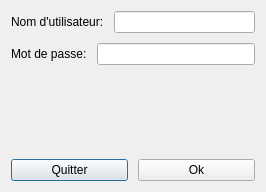
Qt form UserInterface/ui_Files/ConnectionDialog.ui (GuillaumeMajstruk/softOsteo) before a commit.
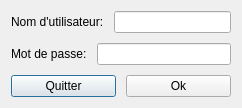
The same form after that commit.

Commit message: udpate from windows

```diff
--- a/UserInterface/ui_Files/ConnectionDialog.ui
+++ b/UserInterface/ui_Files/ConnectionDialog.ui
@@ -9,12 +9,12 @@
    <rect>
     <x>0</x>
     <y>0</y>
-    <width>266</width>
-    <height>192</height>
+    <width>242</width>
+    <height>107</height>
    </rect>
   </property>
   <property name="sizePolicy">
-   <sizepolicy hsizetype="Fixed" vsizetype="Fixed">
+   <sizepolicy hsizetype="Minimum" vsizetype="Minimum">
     <horstretch>0</horstretch>
     <verstretch>0</verstretch>
    </sizepolicy>
@@ -67,19 +67,6 @@
     </layout>
    </item>
    <item row="2" column="0">
-    <spacer name="verticalSpacer">
-     <property name="orientation">
-      <enum>Qt::Vertical</enum>
-     </property>
-     <property name="sizeHint" stdset="0">
-      <size>
-       <width>20</width>
-       <height>40</height>
-      </size>
-     </property>
-    </spacer>
-   </item>
-   <item row="3" column="0">
     <layout class="QHBoxLayout" name="horizontalLayout">
      <item>
       <widget class="QPushButton" name="QuitButton">
```
The commit also changes 3 other files.
